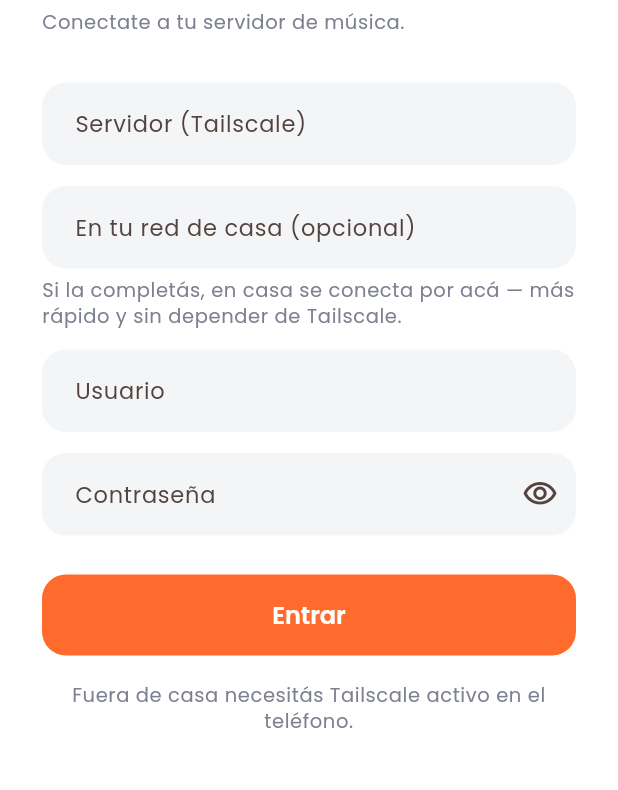
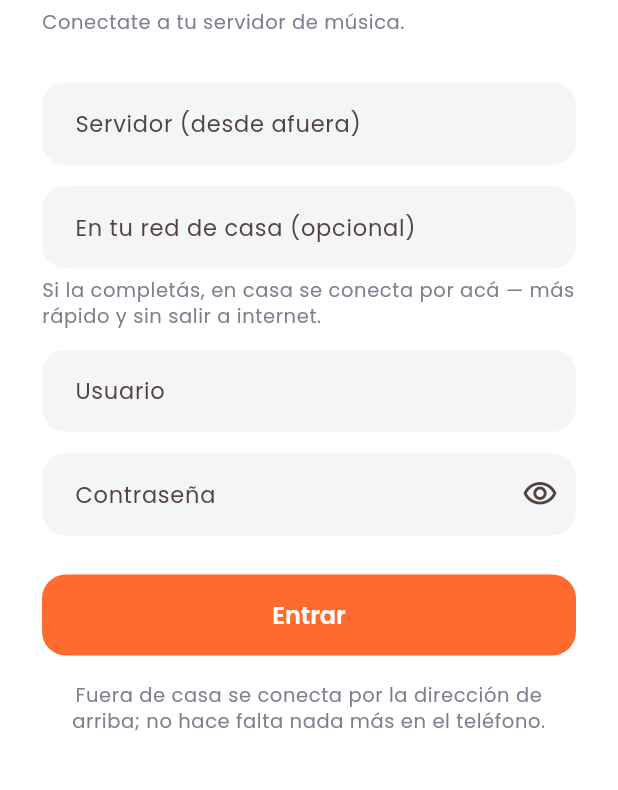
Before and after one commit to joaqovrs/mi-spotify, a Flutter app: the screen it shows after launch, on a phone screen of 412 x 824 dp, the part 357-1147 px from its top. Run offline on Flutter 3.47's test engine with Material 3 defaults, Android fonts, the phone set to English and light mode, and no system bars; our stand-ins replace audio_service, cached_network_image, dio, flutter_riverpod, flutter_secure_storage, just_audio and 2 more.

Commit message:
fix: sacar las menciones a Tailscale de la app
Tras la Fase 5 el acceso remoto es un puerto abierto + DDNS, no una VPN.
Los textos que pedian activar Tailscale mandaban al usuario a hacer algo
que ya no existe.

- Login: la etiqueta pasa a 'Servidor (desde afuera)' con el dominio DDNS
  de ejemplo, y se saca el aviso de activar Tailscale.
- subsonic_client: los mensajes de error de red apuntan a la laptop, que
  es lo unico que el usuario puede revisar ahora.
- Comentarios que hablaban del tunel actualizados.

flutter analyze: sin problemas.

Co-Authored-By: Claude Opus 5 <noreply@anthropic.com>

```diff
--- a/app/lib/core/auth_storage.dart
+++ b/app/lib/core/auth_storage.dart
@@ -3,8 +3,8 @@ import 'package:flutter_secure_storage/flutter_secure_storage.dart';
 /// Credenciales del servidor de música.
 ///
 /// El mismo Navidrome se alcanza por dos caminos: la IP de la red de casa
-/// (rápida, sin VPN) y la del tailnet (funciona desde cualquier lado, con
-/// Tailscale activo). Se guardan las dos y la app elige sola.
+/// (rápida, sin salir a internet) y el dominio DDNS con el puerto abierto
+/// (funciona desde cualquier lado). Se guardan las dos y la app elige sola.
 class Credenciales {
   const Credenciales({
     required this.urlRemota,
--- a/app/lib/core/subsonic_client.dart
+++ b/app/lib/core/subsonic_client.dart
@@ -236,11 +236,11 @@ class SubsonicClient {
       case DioExceptionType.connectionTimeout:
       case DioExceptionType.receiveTimeout:
       case DioExceptionType.sendTimeout:
-        return 'El servidor no respondió a tiempo. Si estás fuera de casa, '
-            'revisá que Tailscale esté activo.';
+        return 'El servidor no respondió a tiempo. Revisá que la laptop esté '
+            'encendida y con internet.';
       case DioExceptionType.connectionError:
-        return 'No se pudo conectar al servidor. Revisá la dirección y que '
-            'Tailscale esté activo.';
+        return 'No se pudo conectar al servidor. Revisá la dirección y que la '
+            'laptop esté encendida.';
       case DioExceptionType.badResponse:
         return 'El servidor respondió con un error '
             '(${e.response?.statusCode ?? 'sin código'}).';
--- a/app/lib/state/descargas_providers.dart
+++ b/app/lib/state/descargas_providers.dart
@@ -21,7 +21,7 @@ class EstadoDescargas {
   /// Lo que ya está en el teléfono.
   final List<Descarga> guardadas;
 
-  /// Lo que espera turno. Se baja de a una: saturar el túnel de Tailscale con
+  /// Lo que espera turno. Se baja de a una: saturar la subida de casa con
   /// veinte descargas en paralelo hace que ninguna termine y encima corta la
   /// reproducción que esté sonando.
   final List<Cancion> pendientes;
--- a/app/lib/ui/acciones_descarga.dart
+++ b/app/lib/ui/acciones_descarga.dart
@@ -10,7 +10,7 @@ import 'avisos.dart';
 ///
 /// No espera a que terminen: la cola avanza sola de a una y el progreso se ve
 /// en la pestaña Descargas. Bloquear la pantalla hasta bajar un disco entero
-/// por el túnel de Tailscale no sería usable.
+/// desde fuera de casa no sería usable.
 void descargar(
   BuildContext context,
   WidgetRef ref,
--- a/app/lib/ui/buscar_screen.dart
+++ b/app/lib/ui/buscar_screen.dart
@@ -36,7 +36,7 @@ class _BuscarScreenState extends ConsumerState<BuscarScreen> {
   /// Espera a que dejes de escribir antes de consultar.
   ///
   /// Sin esto, "beatles" dispararía siete búsquedas contra el servidor, y
-  /// desde fuera de casa cada una viaja por el túnel de Tailscale.
+  /// desde fuera de casa cada una sale y vuelve por internet.
   void _alEscribir(String texto) {
     _retardo?.cancel();
     _retardo = Timer(const Duration(milliseconds: 350), () {
--- a/app/lib/ui/login_screen.dart
+++ b/app/lib/ui/login_screen.dart
@@ -93,8 +93,8 @@ class _LoginScreenState extends ConsumerState<LoginScreen> {
                       autocorrect: false,
                       textInputAction: TextInputAction.next,
                       decoration: const InputDecoration(
-                        labelText: 'Servidor (Tailscale)',
-                        hintText: '100.91.22.33:4533',
+                        labelText: 'Servidor (desde afuera)',
+                        hintText: 'mimusic.duckdns.org:34533',
                       ),
                       validator: (v) => (v == null || v.trim().isEmpty)
                           ? 'Ingresá la dirección del servidor'
@@ -114,7 +114,7 @@ class _LoginScreenState extends ConsumerState<LoginScreen> {
                     const SizedBox(height: 6),
                     Text(
                       'Si la completás, en casa se conecta por acá — más rápido '
-                      'y sin depender de Tailscale.',
+                      'y sin salir a internet.',
                       style: textos.bodySmall,
                     ),
                     const SizedBox(height: 14),
@@ -169,7 +169,8 @@ class _LoginScreenState extends ConsumerState<LoginScreen> {
                     ),
                     const SizedBox(height: 18),
                     Text(
-                      'Fuera de casa necesitás Tailscale activo en el teléfono.',
+                      'Fuera de casa se conecta por la dirección de arriba; '
+                      'no hace falta nada más en el teléfono.',
                       textAlign: TextAlign.center,
                       style: textos.bodySmall,
                     ),
```
